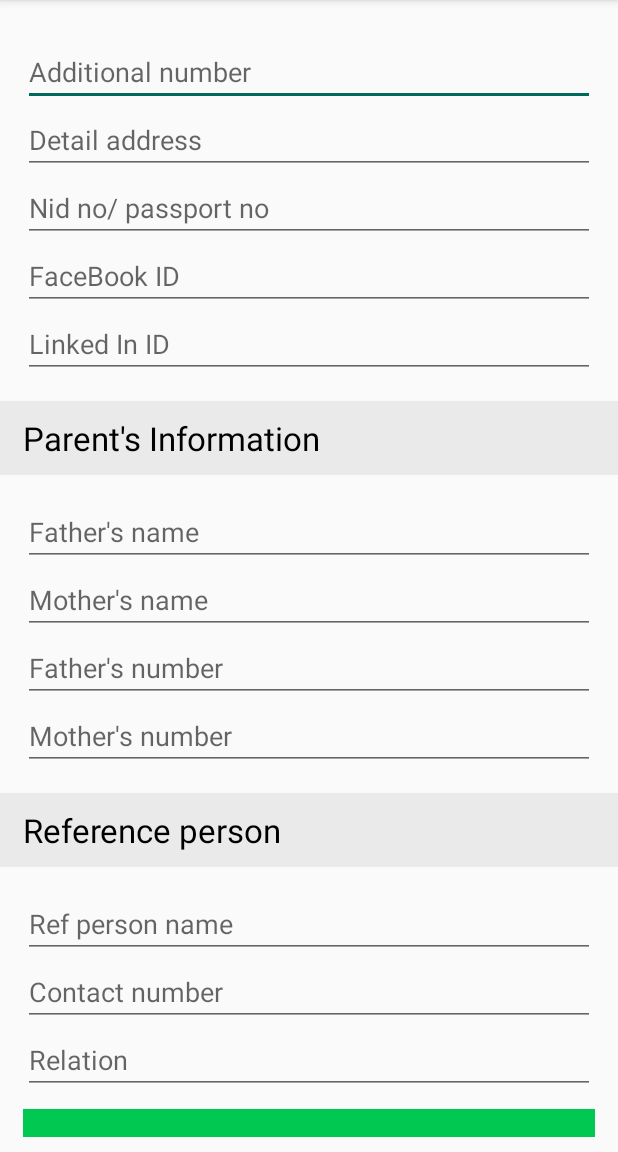
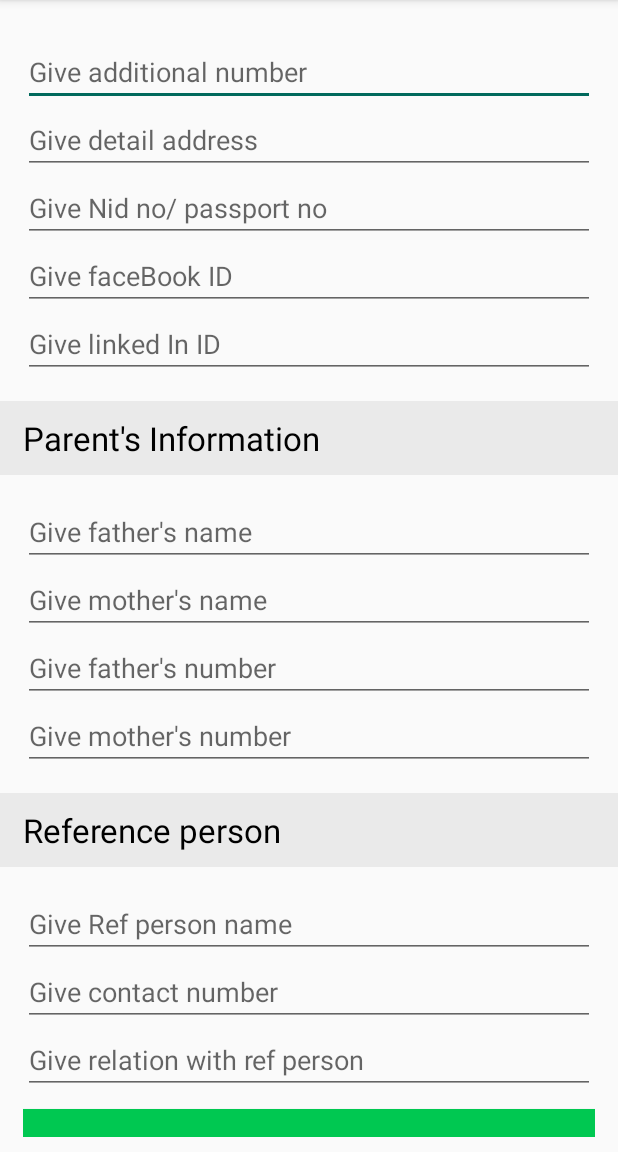
Before and after one commit to detryo/tutor_center, an Android app: the fragment TeacherPersonalInfo shown on its own in the app's theme, after a tap on "EDIT", on a phone screen of 412 x 824 dp, the part 84-1236 px from its top. Run offline under Robolectric (Android 15) with nearby library versions, the phone set to English and light mode, and no system bars; our stand-ins replace Volley; network calls fail; 1 other tap on this screen came first.

Commit message:
interested text color changed to blue, "Given" used before all profile attributes.

```diff
--- a/app/src/main/java/technologies/troubleshoot/easytution/DashBoard.java
+++ b/app/src/main/java/technologies/troubleshoot/easytution/DashBoard.java
@@ -88,7 +88,6 @@ public class DashBoard extends AppCompatActivity implements NavigationView.OnNav
             navigationView.getMenu().findItem(R.id.nav_new_post_id).setVisible(false);
         else
             navigationView.getMenu().findItem(R.id.nav_new_post_id).setVisible(true);
-
 
         navigationView.setNavigationItemSelectedListener(this);
 
--- a/app/src/main/res/layout/job_feed_layout.xml
+++ b/app/src/main/res/layout/job_feed_layout.xml
@@ -266,6 +266,7 @@
                 android:layout_width="match_parent"
                 android:layout_height="wrap_content"
                 android:padding="10dp"
+                android:textColor="@android:color/holo_blue_dark"
                 android:background="#66BB6A"
                 android:text="Interested" />
 
--- a/app/src/main/res/layout/student_profile_info.xml
+++ b/app/src/main/res/layout/student_profile_info.xml
@@ -35,7 +35,7 @@
                 android:layout_weight="70"
                 android:layout_height="200dp"
                 android:src="@drawable/id_card"
-                />
+                android:contentDescription="Id card of student" />
 
         </LinearLayout>
 
@@ -51,21 +51,21 @@
             android:id="@+id/ref_person_name_edit_view_student_id"
             android:layout_width="match_parent"
             android:layout_height="wrap_content"
-            android:hint="Ref person name"
+            android:hint="Give ref person name"
             android:inputType="text" />
 
         <EditText
             android:id="@+id/contact_number_edit_view_student_id"
             android:layout_width="match_parent"
             android:layout_height="wrap_content"
-            android:hint="Contact number"
+            android:hint="Give contact number"
             android:inputType="number" />
 
         <EditText
             android:id="@+id/relation_edit_view_student_id"
             android:layout_width="match_parent"
             android:layout_height="wrap_content"
-            android:hint="Relation"
+            android:hint="Give relation with ref person"
             android:inputType="text" />
 
         <Button
--- a/app/src/main/res/layout/teacher_personal_info_layout.xml
+++ b/app/src/main/res/layout/teacher_personal_info_layout.xml
@@ -7,7 +7,7 @@
 
     <LinearLayout
         android:layout_width="match_parent"
-        android:layout_height="match_parent"
+        android:layout_height="wrap_content"
         android:orientation="vertical">
 
         <LinearLayout
@@ -22,41 +22,41 @@
                 android:layout_height="wrap_content"
                 android:background="#33b5e5"
                 android:layout_gravity="right"
-                android:text="Edit"/>
+                android:text="@string/editBtn"/>
 
             <EditText
                 android:id="@+id/additional_number_edit_view_id"
                 android:layout_width="match_parent"
                 android:layout_height="wrap_content"
-                android:hint="Additional number"
+                android:hint="@string/additional_number"
                 android:inputType="number" />
 
             <EditText
                 android:id="@+id/detail_address_edit_view_id"
                 android:layout_width="match_parent"
                 android:layout_height="wrap_content"
-                android:hint="Detail address"
+                android:hint="@string/detail_address"
                 android:inputType="textPostalAddress" />
 
             <EditText
                 android:id="@+id/nid_edit_view_id"
                 android:layout_width="match_parent"
                 android:layout_height="wrap_content"
-                android:hint="Nid no/ passport no"
+                android:hint="@string/nid_no_passport_no"
                 android:inputType="text" />
 
             <EditText
                 android:id="@+id/fb_edit_view_id"
                 android:layout_width="match_parent"
                 android:layout_height="wrap_content"
-                android:hint="FaceBook ID"
+                android:hint="@string/facebook_id"
                 android:inputType="text" />
 
             <EditText
                 android:id="@+id/linked_edit_view_id"
                 android:layout_width="match_parent"
                 android:layout_height="wrap_content"
-                android:hint="Linked In ID"
+                android:hint="@string/linked_in_id"
                 android:inputType="text" />
 
 
@@ -70,7 +70,7 @@
             android:layout_height="wrap_content"
             android:background="#eaeaea"
             android:textColor="#000000"
-            android:text="Parent's Information"
+            android:text="@string/parent_s_information"
             android:textAppearance="@style/Base.TextAppearance.AppCompat.Large"/>
 
         <LinearLayout
@@ -83,32 +83,33 @@
                 android:id="@+id/father_name_edit_view_id"
                 android:layout_width="match_parent"
                 android:layout_height="wrap_content"
-                android:hint="Father's name"
+                android:hint="Give father's name"
                 android:inputType="text" />
 
             <EditText
                 android:id="@+id/mother_name_edit_view_id"
                 android:layout_width="match_parent"
                 android:layout_height="wrap_content"
-                android:hint="Mother's name"
+                android:hint="Give mother's name"
                 android:inputType="text" />
 
             <EditText
                 android:id="@+id/father_number_edit_view_id"
                 android:layout_width="match_parent"
                 android:layout_height="wrap_content"
-                android:hint="Father's number"
+                android:hint="Give father's number"
                 android:inputType="number" />
 
             <EditText
                 android:id="@+id/mother_number_edit_view_id"
                 android:layout_width="match_parent"
                 android:layout_height="wrap_content"
-                android:hint="Mother's number"
+                android:hint="Give mother's number"
                 android:inputType="number" />
 
 
         </LinearLayout>
+
         <TextView
             android:paddingTop="10dp"
             android:paddingBottom="10dp"
@@ -130,21 +131,21 @@
                 android:id="@+id/ref_person_name_edit_view_id"
                 android:layout_width="match_parent"
                 android:layout_height="wrap_content"
-                android:hint="Ref person name"
+                android:hint="Give Ref person name"
                 android:inputType="text" />
 
             <EditText
                 android:id="@+id/contact_number_edit_view_id"
                 android:layout_width="match_parent"
                 android:layout_height="wrap_content"
-                android:hint="Contact number"
+                android:hint="Give contact number"
                 android:inputType="number" />
 
             <EditText
                 android:id="@+id/relation_edit_view_id"
                 android:layout_width="match_parent"
                 android:layout_height="wrap_content"
-                android:hint="Relation"
+                android:hint="Give relation with ref person"
                 android:inputType="text" />
 
             <Button
--- a/app/src/main/res/values/strings.xml
+++ b/app/src/main/res/values/strings.xml
@@ -17,6 +17,13 @@
     <string name="personalInfo">Personal</string>
     <string name="latest_tuition">News Feed</string>
     <string name="student_post_btn">POST</string>
+    <string name="editBtn">Edit</string>
+    <string name="additional_number">Give additional number</string>
+    <string name="detail_address">Give detail address</string>
+    <string name="nid_no_passport_no">Give Nid no/ passport no</string>
+    <string name="facebook_id">Give faceBook ID</string>
+    <string name="linked_in_id">Give linked In ID</string>
+    <string name="parent_s_information">Parent\'s Information</string>
 
     <string-array name="gender_type">
         <item>Select Gender</item>
```
